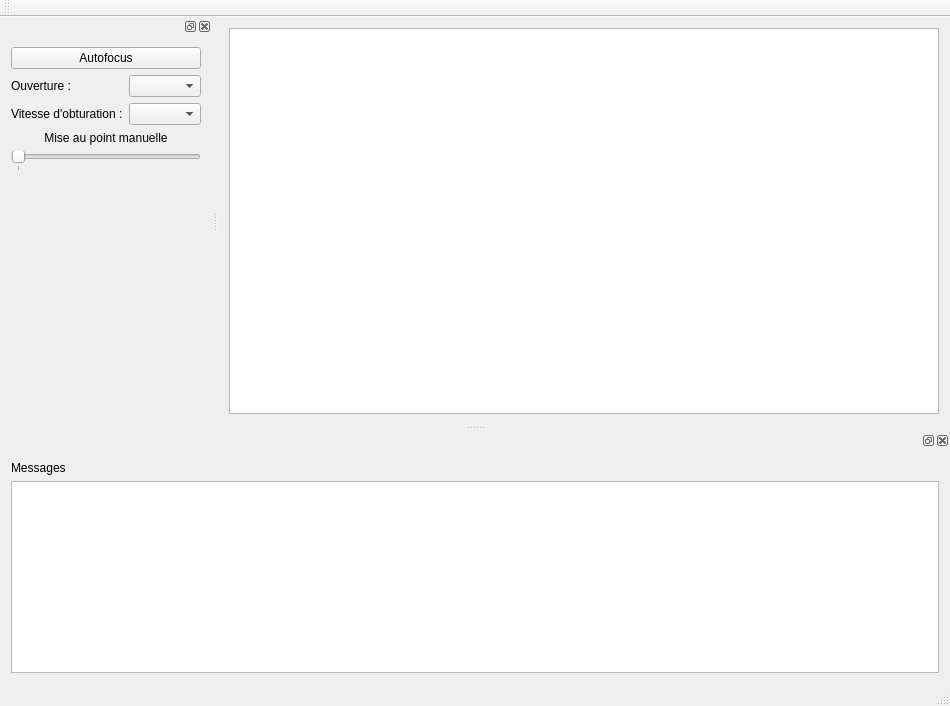
Old version of the form mainwindow.ui in the repository rlamarche/photomaton.
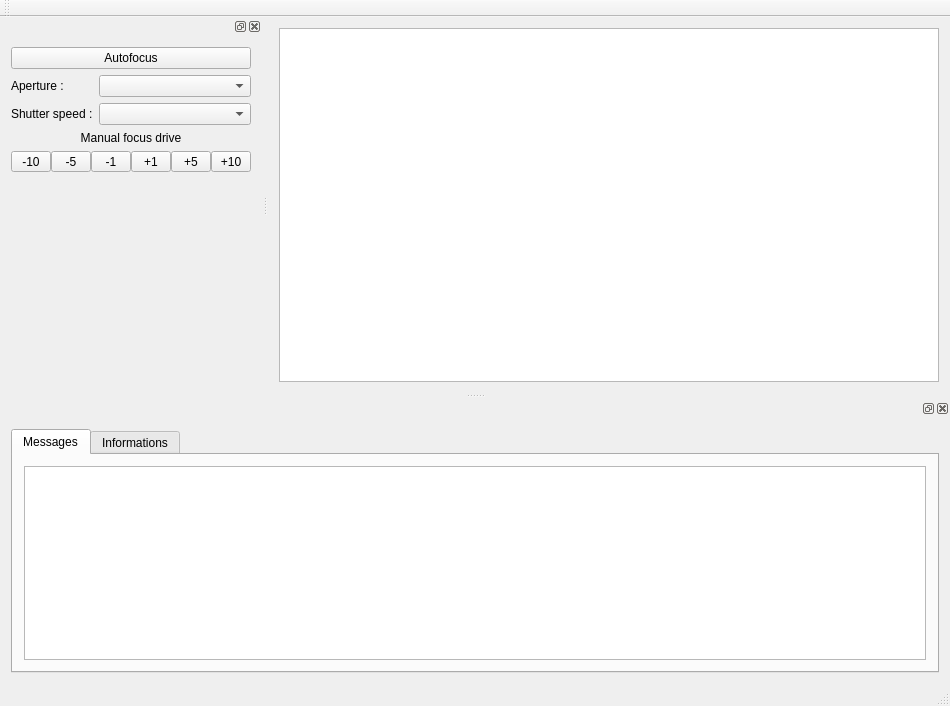
New version of the form. Custom widgets are drawn as their Qt base class.

Commit message: add a display of all infos about the camera

The edit to the form file:
```diff
--- a/mainwindow.ui
+++ b/mainwindow.ui
@@ -60,7 +60,7 @@
        <item row="0" column="0">
         <widget class="QLabel" name="apertureLabel">
          <property name="text">
-          <string>Ouverture :</string>
+          <string>Aperture :</string>
          </property>
         </widget>
        </item>
@@ -70,7 +70,7 @@
        <item row="1" column="0">
         <widget class="QLabel" name="shutterspeedLabel">
          <property name="text">
-          <string>Vitesse d'obturation :</string>
+          <string>Shutter speed :</string>
          </property>
         </widget>
        </item>
@@ -82,7 +82,7 @@
      <item>
       <widget class="QLabel" name="manualFocusLabel">
        <property name="text">
-        <string>Mise au point manuelle</string>
+        <string>Manual focus drive</string>
        </property>
        <property name="alignment">
         <set>Qt::AlignCenter</set>
@@ -90,17 +90,125 @@
       </widget>
      </item>
      <item>
-      <widget class="PMSlider" name="manualFocusSlider">
-       <property name="orientation">
-        <enum>Qt::Horizontal</enum>
+      <layout class="QHBoxLayout" name="manualFocusLayout">
+       <property name="spacing">
+        <number>0</number>
        </property>
-       <property name="tickPosition">
-        <enum>QSlider::TicksBelow</enum>
-       </property>
-       <property name="tickInterval">
-        <number>10000</number>
-       </property>
-      </widget>
+       <item>
+        <widget class="QToolButton" name="mTenToolButton">
+         <property name="minimumSize">
+          <size>
+           <width>40</width>
+           <height>0</height>
+          </size>
+         </property>
+         <property name="maximumSize">
+          <size>
+           <width>40</width>
+           <height>16777215</height>
+          </size>
+         </property>
+         <property name="text">
+          <string>-10</string>
+         </property>
+        </widget>
+       </item>
+       <item>
+        <widget class="QToolButton" name="mFiveToolButton">
+         <property name="minimumSize">
+          <size>
+           <width>40</width>
+           <height>0</height>
+          </size>
+         </property>
+         <property name="maximumSize">
+          <size>
+           <width>40</width>
+           <height>16777215</height>
+          </size>
+         </property>
+         <property name="text">
+          <string>-5</string>
+         </property>
+        </widget>
+       </item>
+       <item>
+        <widget class="QToolButton" name="mOneToolButton">
+         <property name="minimumSize">
+          <size>
+           <width>40</width>
+           <height>0</height>
+          </size>
+         </property>
+         <property name="maximumSize">
+          <size>
+           <width>40</width>
+           <height>16777215</height>
+          </size>
+         </property>
+         <property name="text">
+          <string>-1</string>
+         </property>
+        </widget>
+       </item>
+       <item>
+        <widget class="QToolButton" name="pOneToolButton">
+         <property name="minimumSize">
+          <size>
+           <width>40</width>
+           <height>0</height>
+          </size>
+         </property>
+         <property name="maximumSize">
+          <size>
+           <width>40</width>
+           <height>16777215</height>
+          </size>
+         </property>
+         <property name="text">
+          <string>+1</string>
+         </property>
+        </widget>
+       </item>
+       <item>
+        <widget class="QToolButton" name="pFiveToolButton">
+         <property name="minimumSize">
+          <size>
+           <width>40</width>
+           <height>0</height>
+          </size>
+         </property>
+         <property name="maximumSize">
+          <size>
+           <width>40</width>
+           <height>16777215</height>
+          </size>
+         </property>
+         <property name="text">
+          <string>+5</string>
+         </property>
+        </widget>
+       </item>
+       <item>
+        <widget class="QToolButton" name="pTenToolButton">
+         <property name="minimumSize">
+          <size>
+           <width>40</width>
+           <height>0</height>
+          </size>
+         </property>
+         <property name="maximumSize">
+          <size>
+           <width>40</width>
+           <height>16777215</height>
+          </size>
+         </property>
+         <property name="text">
+          <string>+10</string>
+         </property>
+        </widget>
+       </item>
+      </layout>
      </item>
      <item>
       <spacer name="verticalSpacer">
@@ -125,15 +233,40 @@
    <widget class="QWidget" name="dockWidgetContents_2">
     <layout class="QVBoxLayout" name="verticalLayout_3">
      <item>
-      <widget class="QLabel" name="label">
-       <property name="text">
-        <string>Messages</string>
+      <widget class="QTabWidget" name="tabWidget">
+       <property name="currentIndex">
+        <number>0</number>
        </property>
+       <widget class="QWidget" name="messagesTab">
+        <attribute name="title">
+         <string>Messages</string>
+        </attribute>
+        <layout class="QVBoxLayout" name="verticalLayout_4">
+         <item>
+          <widget class="QTreeView" name="messagesTreeView">
+           <property name="editTriggers">
+            <set>QAbstractItemView::NoEditTriggers</set>
+           </property>
+          </widget>
+         </item>
+        </layout>
+       </widget>
+       <widget class="QWidget" name="infosTab">
+        <attribute name="title">
+         <string>Informations</string>
+        </attribute>
+        <layout class="QVBoxLayout" name="verticalLayout_5">
+         <item>
+          <widget class="QTreeView" name="infosTreeView">
+           <property name="editTriggers">
+            <set>QAbstractItemView::NoEditTriggers</set>
+           </property>
+          </widget>
+         </item>
+        </layout>
+       </widget>
       </widget>
      </item>
-     <item>
-      <widget class="QTreeView" name="treeView"/>
-     </item>
     </layout>
    </widget>
   </widget>
@@ -141,9 +274,9 @@
  <layoutdefault spacing="6" margin="11"/>
  <customwidgets>
   <customwidget>
-   <class>PMSlider</class>
-   <extends>QSlider</extends>
-   <header>pmslider.h</header>
+   <class>PMGraphicsView</class>
+   <extends>QGraphicsView</extends>
+   <header>pmgraphicsview.h</header>
   </customwidget>
  </customwidgets>
  <resources/>
```
Left out of the diff: 2 changed lines with no effect on the pictures. The commit also changes 6 other files.
